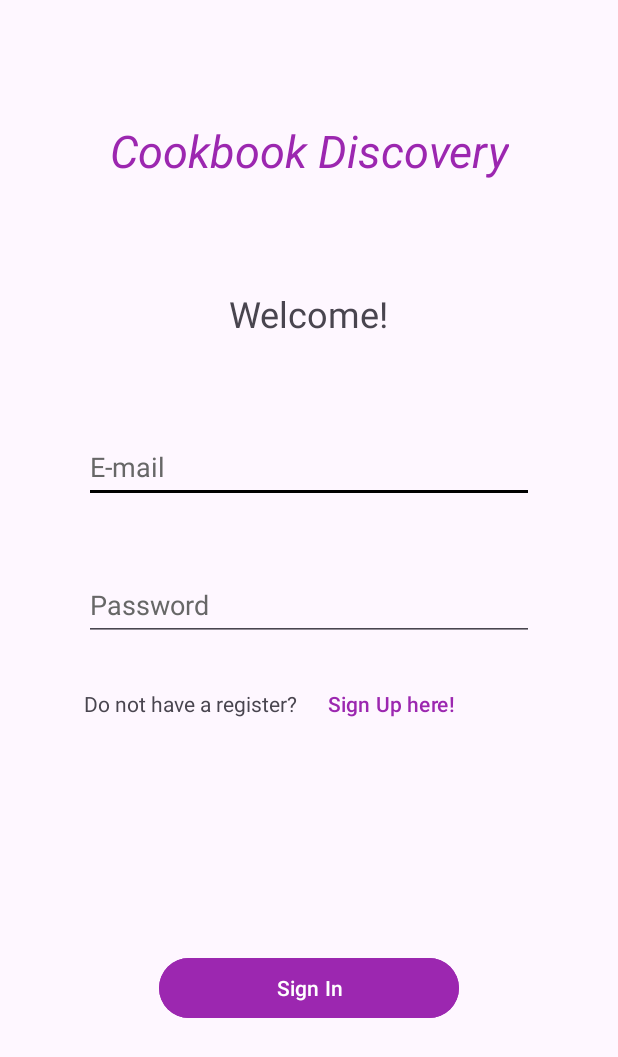
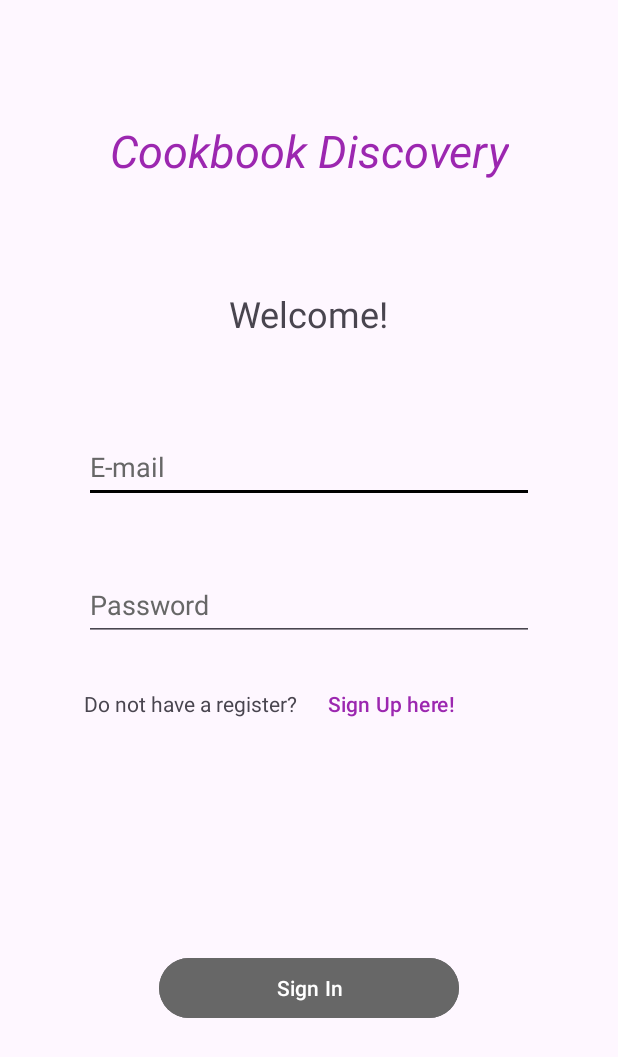
Before and after one commit to abressam/RA1_MealApp, an Android app: the screen it shows after launch (LoginActivity), on a phone screen of 412 x 824 dp. Shown: the top 1057 px of the screen. Run offline under Robolectric (Android 15) with nearby library versions, the phone set to English and light mode, and no system bars; Roboto replaces fonts that are not available here.

Commit message:
feat: fix button colors

```diff
--- /dev/null
+++ b/app/src/main/res/color/button_bd.xml
@@ -0,0 +1,5 @@
+<?xml version="1.0" encoding="utf-8"?>
+<selector xmlns:android="http://schemas.android.com/apk/res/android">
+    <item android:color="@color/purple" android:state_enabled="true" />
+    <item android:color="@color/dark_gray" android:state_enabled="false" />
+</selector>
--- a/app/src/main/res/layout/activity_login.xml
+++ b/app/src/main/res/layout/activity_login.xml
@@ -111,14 +111,15 @@
             android:layout_width="200dp"
             android:layout_height="wrap_content"
             android:text="@string/loginButton"
-            android:backgroundTint="@color/purple"
+            android:backgroundTint="@color/button_bd"
             android:textColor="@color/white"
             app:layout_constraintBottom_toBottomOf="parent"
             app:layout_constraintEnd_toEndOf="@+id/passwordEditText"
             app:layout_constraintHorizontal_bias="0.5"
             app:layout_constraintStart_toStartOf="@+id/passwordEditText"
             app:layout_constraintTop_toBottomOf="@+id/goToSignUpButton"
-            app:layout_constraintVertical_bias="0.5" />
+            app:layout_constraintVertical_bias="0.5"
+            app:tint="@null"/>
 
     </androidx.constraintlayout.widget.ConstraintLayout>
 </ScrollView>
--- a/app/src/main/res/layout/activity_main.xml
+++ b/app/src/main/res/layout/activity_main.xml
@@ -129,7 +129,8 @@
             android:layout_height="wrap_content"
             android:layout_marginBottom="68dp"
             android:text="@string/registerButton"
-            android:backgroundTint="@color/purple"
+            android:backgroundTint="@color/button_bd"
+            android:textColor="@color/white"
             app:layout_constraintBottom_toBottomOf="parent"
             app:layout_constraintEnd_toEndOf="@+id/confirmPasswordEditText"
             app:layout_constraintHorizontal_bias="0.58"
--- a/app/src/main/res/values/colors.xml
+++ b/app/src/main/res/values/colors.xml
@@ -4,5 +4,5 @@
     <color name="light_gray">#A3A3A3</color>
     <color name="dark_gray">#676767</color>
     <color name="white">#FFFFFFFF</color>
-    <color name="purple">#9C27B0</color>  <!-- Cor da borda do botão selecionado -->
+    <color name="purple">#9C27B0</color>
 </resources>
```
